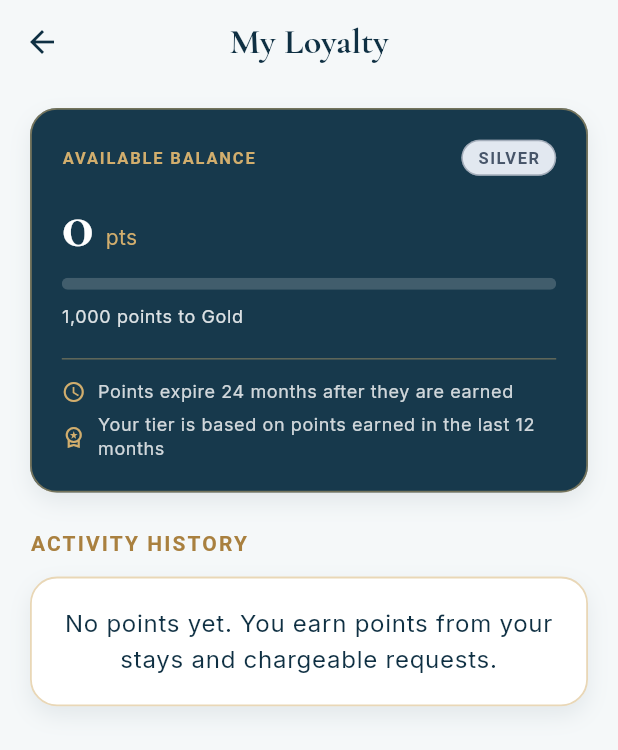
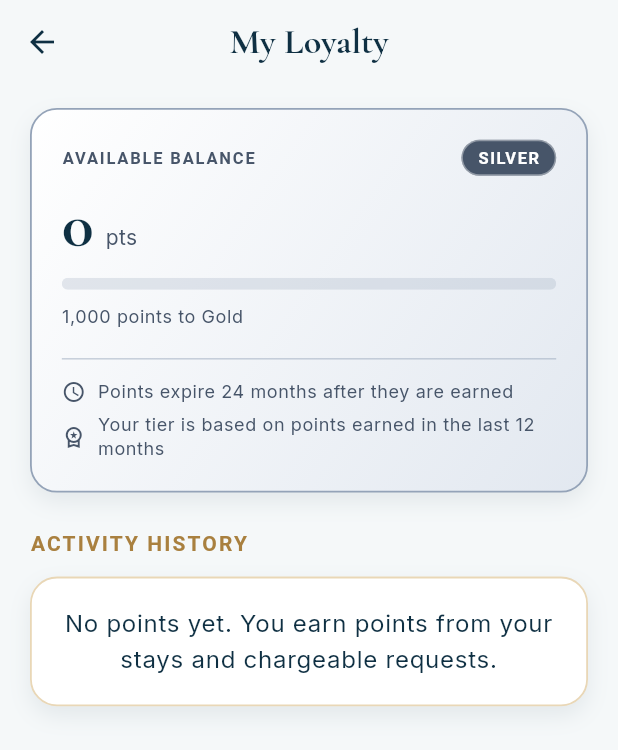
Before and after one commit to HindAlaa26/Gest-Management-App, a Flutter app: the LoyaltyHistoryScreen screen opened directly with empty values, on a phone screen of 412 x 824 dp. Shown: the top 750 px of the screen. Run offline on Flutter 3.47's test engine with Material 3 defaults, Android fonts, the phone set to English and light mode, and no system bars; our stand-ins replace firebase_core, firebase_messaging, google_fonts; accounts and stored records are empty.

Commit message:
loyalty card's color updated

```diff
--- a/lib/core/utils/loyalty_labels.dart
+++ b/lib/core/utils/loyalty_labels.dart
@@ -17,36 +17,89 @@ String formatSignedPoints(int value) {
   return value > 0 ? '+${formatPoints(value)}' : formatPoints(value);
 }
 
+class LoyaltyPalette {
+  const LoyaltyPalette({
+    required this.gradient,
+    required this.border,
+    required this.text,
+    required this.subtext,
+    required this.label,
+    required this.accent,
+    required this.bar,
+    required this.track,
+    required this.chipBackground,
+    required this.chipForeground,
+    required this.iconBackground,
+    required this.iconForeground,
+    required this.divider,
+  });
+
+  final List<Color> gradient;
+  final Color border;
+  final Color text;
+  final Color subtext;
+  final Color label;
+  final Color accent;
+  final Color bar;
+  final Color track;
+  final Color chipBackground;
+  final Color chipForeground;
+  final Color iconBackground;
+  final Color iconForeground;
+  final Color divider;
+}
+
 extension LoyaltyTierStyle on LoyaltyTier {
-  Color get chipBackground {
+  LoyaltyPalette get palette {
     switch (this) {
       case LoyaltyTier.silver:
-        return AppColors.silverSoft;
+        return LoyaltyPalette(
+          gradient: const [AppColors.card, AppColors.silverSoft],
+          border: AppColors.silver,
+          text: AppColors.navy,
+          subtext: AppColors.silverDeep,
+          label: AppColors.silverDeep,
+          accent: AppColors.teal,
+          bar: AppColors.silver,
+          track: AppColors.silver.withValues(alpha: 0.25),
+          chipBackground: AppColors.silverDeep,
+          chipForeground: AppColors.card,
+          iconBackground: AppColors.card,
+          iconForeground: AppColors.silverDeep,
+          divider: AppColors.silver.withValues(alpha: 0.5),
+        );
       case LoyaltyTier.gold:
-        return AppColors.goldLight;
+        return LoyaltyPalette(
+          gradient: const [AppColors.card, AppColors.goldLight],
+          border: AppColors.gold,
+          text: AppColors.navy,
+          subtext: AppColors.muted,
+          label: AppColors.goldDeep,
+          accent: AppColors.teal,
+          bar: AppColors.gold,
+          track: AppColors.gold.withValues(alpha: 0.25),
+          chipBackground: AppColors.goldLight,
+          chipForeground: AppColors.goldDeep,
+          iconBackground: AppColors.goldLight,
+          iconForeground: AppColors.goldDeep,
+          divider: AppColors.gold.withValues(alpha: 0.5),
+        );
       case LoyaltyTier.platinum:
-        return AppColors.navy;
-    }
-  }
-
-  Color get chipForeground {
-    switch (this) {
-      case LoyaltyTier.silver:
-        return AppColors.silverDeep;
-      case LoyaltyTier.gold:
-        return AppColors.goldDeep;
-      case LoyaltyTier.platinum:
-        return AppColors.gold;
-    }
-  }
-
-  Color get barColor {
-    switch (this) {
-      case LoyaltyTier.silver:
-        return AppColors.silver;
-      case LoyaltyTier.gold:
-      case LoyaltyTier.platinum:
-        return AppColors.gold;
+        return LoyaltyPalette(
+          gradient: const [AppColors.navySurface, AppColors.navyDeep],
+          border: AppColors.gold,
+          text: AppColors.card,
+          subtext: AppColors.card.withValues(alpha: 0.75),
+          label: AppColors.gold,
+          accent: AppColors.gold,
+          bar: AppColors.gold,
+          track: AppColors.card.withValues(alpha: 0.2),
+          chipBackground: AppColors.gold,
+          chipForeground: AppColors.navyDeep,
+          iconBackground: AppColors.gold.withValues(alpha: 0.18),
+          iconForeground: AppColors.gold,
+          divider: AppColors.gold.withValues(alpha: 0.4),
+        );
     }
   }
 }
--- /dev/null
+++ b/lib/core/widgets/loyalty_card_surface.dart
@@ -0,0 +1,56 @@
+import 'package:flutter/material.dart';
+
+import 'package:gest_managment_app/core/models/loyalty.dart';
+import 'package:gest_managment_app/core/theme/theme.dart';
+import 'package:gest_managment_app/core/utils/loyalty_labels.dart';
+
+class LoyaltyCardSurface extends StatelessWidget {
+  const LoyaltyCardSurface({
+    super.key,
+    required this.tier,
+    required this.child,
+    this.padding = const EdgeInsets.all(16),
+    this.onTap,
+  });
+
+  final LoyaltyTier tier;
+  final Widget child;
+  final EdgeInsets padding;
+  final VoidCallback? onTap;
+
+  @override
+  Widget build(BuildContext context) {
+    final palette = tier.palette;
+
+    final card = Container(
+      decoration: BoxDecoration(
+        gradient: LinearGradient(
+          begin: Alignment.topLeft,
+          end: Alignment.bottomRight,
+          colors: palette.gradient,
+        ),
+        borderRadius: BorderRadius.circular(18),
+        border: Border.all(color: palette.border, width: 1.2),
+        boxShadow: [
+          BoxShadow(
+            color: AppColors.navy.withValues(alpha: 0.08),
+            blurRadius: 12,
+            offset: const Offset(0, 6),
+          ),
+        ],
+      ),
+      child: Padding(padding: padding, child: child),
+    );
+
+    if (onTap == null) return card;
+
+    return Material(
+      color: Colors.transparent,
+      child: InkWell(
+        onTap: onTap,
+        borderRadius: BorderRadius.circular(18),
+        child: card,
+      ),
+    );
+  }
+}
--- a/lib/core/widgets/loyalty_tier_chip.dart
+++ b/lib/core/widgets/loyalty_tier_chip.dart
@@ -10,19 +10,21 @@ class LoyaltyTierChip extends StatelessWidget {
 
   @override
   Widget build(BuildContext context) {
+    final palette = tier.palette;
+
     return Container(
       padding: const EdgeInsets.symmetric(horizontal: 10, vertical: 3),
       decoration: BoxDecoration(
-        color: tier.chipBackground,
+        color: palette.chipBackground,
         borderRadius: BorderRadius.circular(20),
         border: Border.all(
-          color: tier.chipForeground.withValues(alpha: 0.4),
+          color: palette.chipForeground.withValues(alpha: 0.4),
         ),
       ),
       child: Text(
         tier.label.toUpperCase(),
         style: Theme.of(context).textTheme.labelSmall?.copyWith(
-          color: tier.chipForeground,
+          color: palette.chipForeground,
           fontWeight: FontWeight.w700,
           letterSpacing: 1,
         ),
--- a/lib/features/loyalty/loyalty_history_screen.dart
+++ b/lib/features/loyalty/loyalty_history_screen.dart
@@ -7,6 +7,7 @@ import 'package:gest_managment_app/core/utils/helpers.dart';
 import 'package:gest_managment_app/core/utils/loyalty_labels.dart';
 import 'package:gest_managment_app/core/widgets/empty_state_card.dart';
 import 'package:gest_managment_app/core/widgets/icon_circle.dart';
+import 'package:gest_managment_app/core/widgets/loyalty_card_surface.dart';
 import 'package:gest_managment_app/core/widgets/loyalty_progress_bar.dart';
 import 'package:gest_managment_app/core/widgets/loyalty_tier_chip.dart';
 import 'package:gest_managment_app/core/widgets/royal_card.dart';
@@ -17,18 +18,23 @@ class LoyaltyHistoryScreen extends StatelessWidget {
 
   final LoyaltyAccount account;
 
-  Widget noteRow(BuildContext context, IconData icon, String text) {
+  Widget noteRow(
+    BuildContext context,
+    LoyaltyPalette palette,
+    IconData icon,
+    String text,
+  ) {
     return Padding(
       padding: const EdgeInsets.only(top: 6),
       child: Row(
         children: [
-          Icon(icon, size: 16, color: AppColors.gold),
+          Icon(icon, size: 16, color: palette.label),
           const SizedBox(width: 8),
           Expanded(
             child: Text(
               text,
               style: Theme.of(context).textTheme.bodySmall?.copyWith(
-                color: AppColors.card.withValues(alpha: 0.8),
+                color: palette.subtext,
               ),
             ),
           ),
@@ -39,13 +45,14 @@ class LoyaltyHistoryScreen extends StatelessWidget {
 
   Widget buildSummary(BuildContext context) {
     final textTheme = Theme.of(context).textTheme;
+    final palette = account.tier.palette;
     final next = account.nextTier;
     final caption = next == null
         ? "You've reached our top tier"
         : '${formatPoints(account.pointsToNext)} points to ${next.label}';
 
-    return RoyalCard(
-      dark: true,
+    return LoyaltyCardSurface(
+      tier: account.tier,
       padding: const EdgeInsets.all(20),
       child: Column(
         crossAxisAlignment: CrossAxisAlignment.start,
@@ -56,7 +63,7 @@ class LoyaltyHistoryScreen extends StatelessWidget {
                 child: Text(
                   'AVAILABLE BALANCE',
                   style: textTheme.labelSmall?.copyWith(
-                    color: AppColors.gold,
+                    color: palette.label,
                     letterSpacing: 1.2,
                     fontWeight: FontWeight.w600,
                   ),
@@ -75,14 +82,14 @@ class LoyaltyHistoryScreen extends StatelessWidget {
                 style: GoogleFonts.cormorantGaramond(
                   fontSize: 44,
                   fontWeight: FontWeight.w700,
-                  color: AppColors.card,
+                  color: palette.text,
                   height: 1,
                 ),
               ),
               const SizedBox(width: 8),
               Text(
                 'pts',
-                style: textTheme.bodyMedium?.copyWith(color: AppColors.gold),
+                style: textTheme.bodyMedium?.copyWith(color: palette.label),
               ),
             ],
           ),
@@ -90,26 +97,26 @@ class LoyaltyHistoryScreen extends StatelessWidget {
             const SizedBox(height: 14),
             LoyaltyProgressBar(
               progress: account.progress,
-              color: AppColors.gold,
-              trackColor: AppColors.card.withValues(alpha: 0.18),
+              color: palette.bar,
+              trackColor: palette.track,
             ),
           ],
           const SizedBox(height: 10),
           Text(
             caption,
-            style: textTheme.bodySmall?.copyWith(
-              color: AppColors.card.withValues(alpha: 0.85),
-            ),
+            style: textTheme.bodySmall?.copyWith(color: palette.subtext),
           ),
           const SizedBox(height: 12),
-          const Divider(),
+          Divider(color: palette.divider),
           noteRow(
             context,
+            palette,
             Icons.schedule,
             'Points expire 24 months after they are earned',
           ),
           noteRow(
             context,
+            palette,
             Icons.workspace_premium_outlined,
             'Your tier is based on points earned in the last 12 months',
           ),
```
Also changed, not shown: lib/core/widgets/loyalty_home_card.dart (+19 -17 lines).
